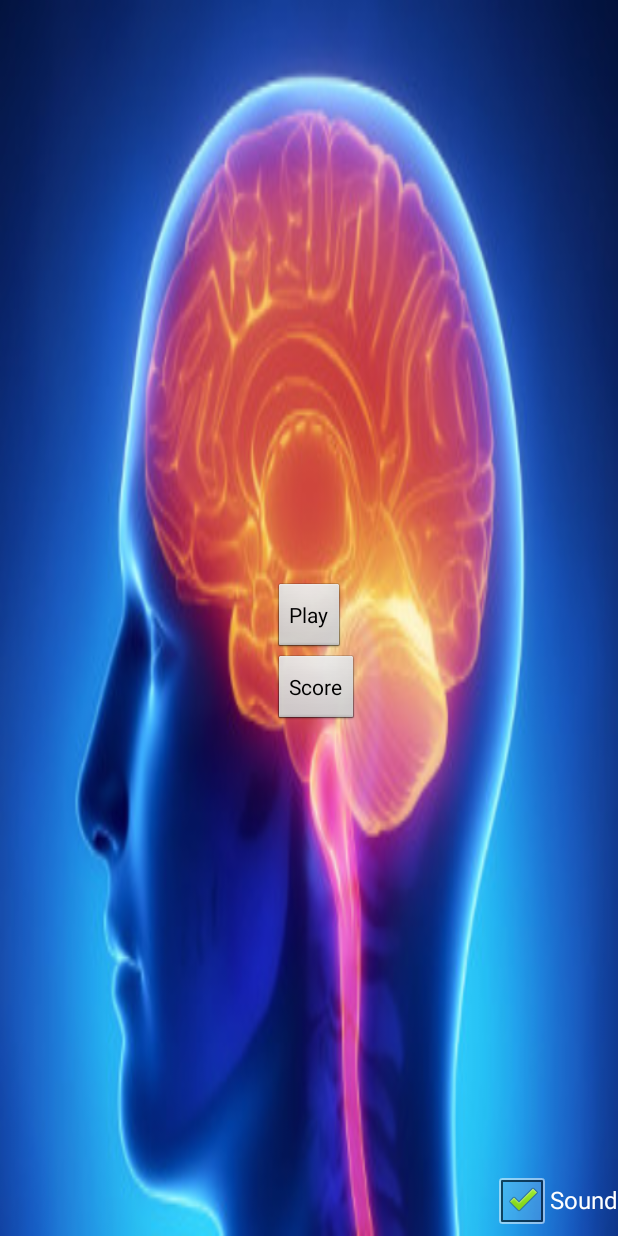
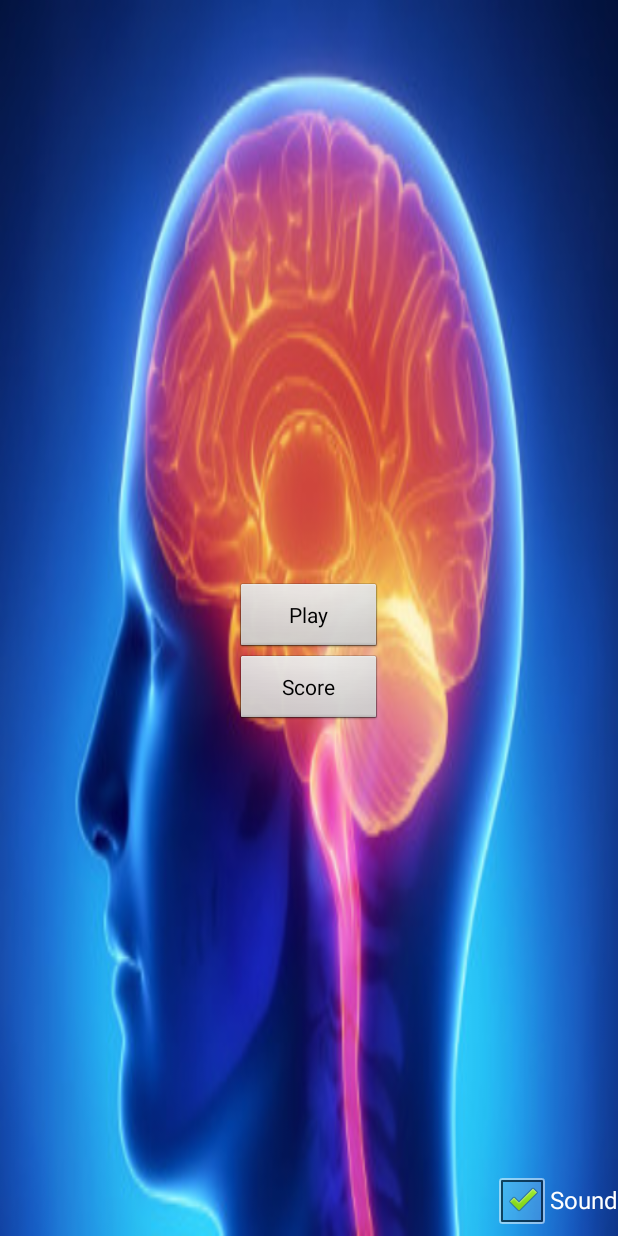
Before and after one commit to Mzartek/AndroidEngine, an Android app: the MenuActivity screen opened directly, with no data from a screen before it, on a phone screen of 412 x 824 dp. Run offline under Robolectric (Android 15) with nearby library versions, the phone set to English and light mode, and no system bars.

Commit message:
Change the minimum sdk version

```diff
--- a/app/build.gradle
+++ b/app/build.gradle
@@ -8,7 +8,7 @@ android {
 
     defaultConfig {
         applicationId "com.paris8.univ.androidproject"
-        minSdkVersion 16
+        minSdkVersion 9
         targetSdkVersion 23
         versionCode 1
         versionName "1.0"
--- a/app/src/main/AndroidManifest.xml
+++ b/app/src/main/AndroidManifest.xml
@@ -44,6 +44,5 @@
     </application>
 
     <uses-feature android:glEsVersion="0x00020000"/>
-    <uses-sdk android:minSdkVersion="9"/>
 
 </manifest>
--- a/app/src/main/java/com/paris8/univ/androidproject/game/menu/MenuActivity.java
+++ b/app/src/main/java/com/paris8/univ/androidproject/game/menu/MenuActivity.java
@@ -10,9 +10,7 @@ import android.widget.CheckBox;
 
 import com.paris8.univ.androidproject.R;
 
-/**
- * Created by Mzartek on 23/11/15.
- */
+
 public class MenuActivity extends Activity {
 
     public static boolean sound = true;
--- a/app/src/main/res/layout/activity_menu.xml
+++ b/app/src/main/res/layout/activity_menu.xml
@@ -6,7 +6,7 @@
     android:background="@drawable/cerveau">
 
     <Button
-        android:layout_width="wrap_content"
+        android:layout_width="98dp"
         android:layout_height="wrap_content"
         android:text="Play"
         android:id="@+id/playButton"
@@ -16,7 +16,7 @@
         android:layout_centerHorizontal="true" />
 
     <Button
-        android:layout_width="wrap_content"
+        android:layout_width="98dp"
         android:layout_height="wrap_content"
         android:text="Score"
         android:layout_weight="50"
```
Also changed, not shown: app/src/main/java/com/paris8/univ/androidproject/game/GameView.java (+6 -8 lines), app/src/main/java/com/paris8/univ/androidproject/game/menu/PreferenceActivity.java (added, +27 -0 lines), app/src/main/res/xml/settings.xml (added, +12 -0 lines).
